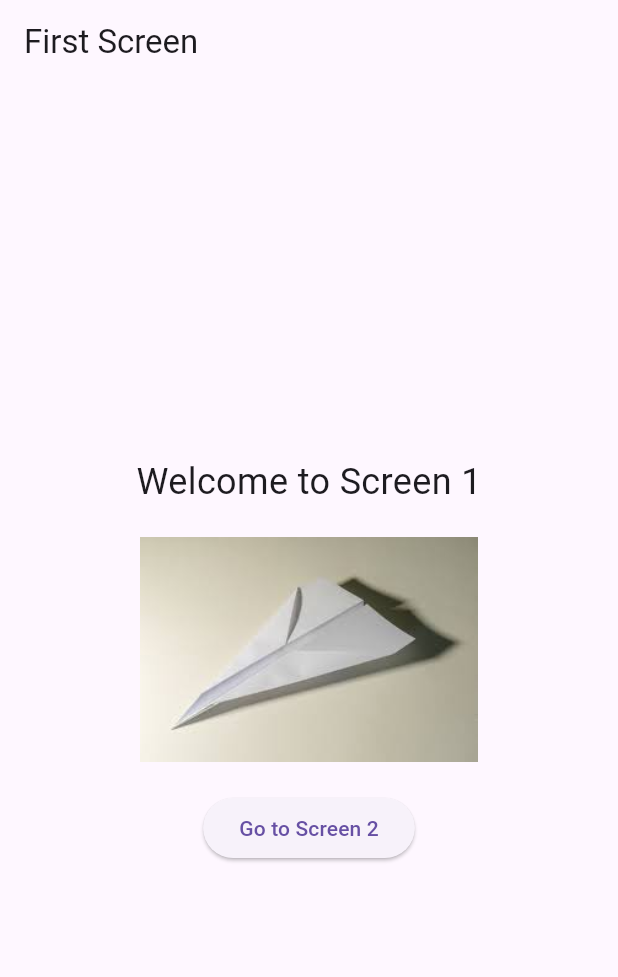
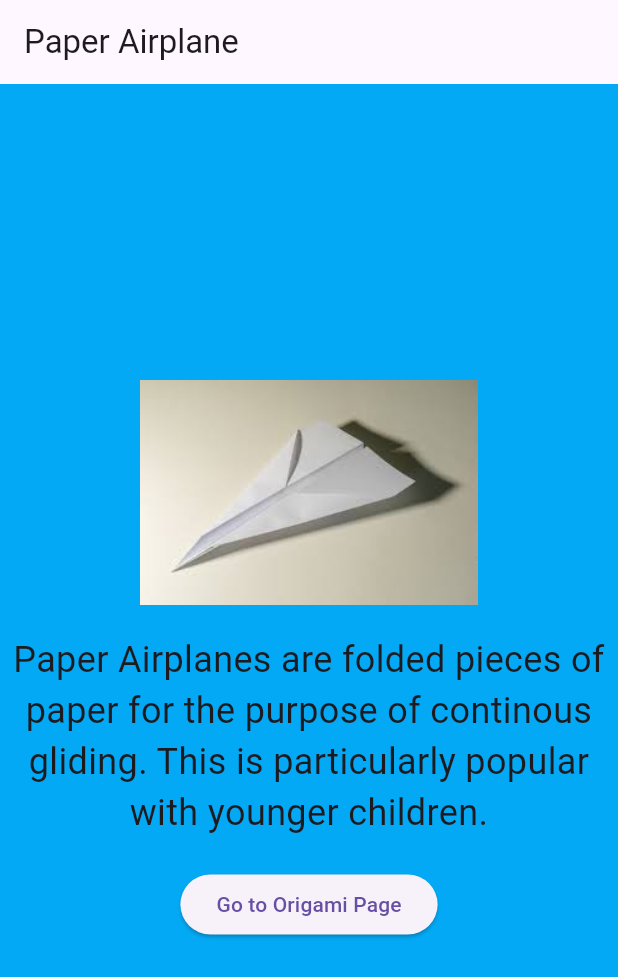
Before and after one commit to gwalke5/SoloOneAssignment, a Flutter app: the screen it shows after launch, on a phone screen of 412 x 824 dp. Shown: the top 977 px of the screen. Run offline on Flutter 3.47's test engine with Material 3 defaults, Android fonts, the phone set to English and light mode, and no system bars.

Commit message:
Finished Solo Assignment

```diff
--- a/solo_assigment_one/lib/main.dart
+++ b/solo_assigment_one/lib/main.dart
@@ -10,7 +10,7 @@ class MyApp extends StatelessWidget {
   @override
   Widget build(BuildContext context) {
     return MaterialApp(
-      title: 'Assignment 1 Starter',
+      title: 'Folded Paper',
       theme: ThemeData(
         primarySwatch: Colors.blue,
       ),
@@ -26,20 +26,22 @@ class FirstScreen extends StatelessWidget {
   Widget build(BuildContext context) {
     return Scaffold(
       appBar: AppBar(
-        title: const Text('First Screen'),
+        title: const Text('Paper Airplane'),
       ),
+      backgroundColor: Colors.lightBlue,
       body: Center(
         child: Column(
           mainAxisAlignment: MainAxisAlignment.center,
           children: [
-            const Text(
-              'Welcome to Screen 1',
-              style: TextStyle(fontSize: 24),
-            ),
-            const SizedBox(height: 20),
             Image.asset(
               'assets/images.jpg', // Placeholder image
               height: 150,
+            ),
+            const SizedBox(height: 20),
+            const Text(
+              'Paper Airplanes are folded pieces of paper for the purpose of continous gliding. This is particularly popular with younger children.',
+              style: TextStyle(fontSize: 24),
+              textAlign: TextAlign.center,
             ),
             const SizedBox(height: 20),
             ElevatedButton(
@@ -49,7 +51,7 @@ class FirstScreen extends StatelessWidget {
                   MaterialPageRoute(builder: (context) => const SecondScreen()),
                 );
               },
-              child: const Text('Go to Screen 2'),
+              child: const Text('Go to Origami Page'),
             ),
           ],
         ),
@@ -65,27 +67,38 @@ class SecondScreen extends StatelessWidget {
   Widget build(BuildContext context) {
     return Scaffold(
       appBar: AppBar(
-        title: const Text('Second Screen'),
+        title: const Text('Origami'),
       ),
+      backgroundColor: Colors.lightBlue,
       body: Center(
         child: Column(
           mainAxisAlignment: MainAxisAlignment.center,
           children: [
-            const Text(
-              'This is Screen 2',
-              style: TextStyle(fontSize: 24),
-            ),
-            const SizedBox(height: 20),
             Image.asset(
               'assets/Origami-crane.jpg', // Placeholder image
               height: 150,
             ),
             const SizedBox(height: 20),
+            const Text(
+              'Origami is the folding of paper in such a way to create recognizable three dimensional shapes.',
+              style: TextStyle(fontSize: 24),
+              textAlign: TextAlign.center,
+            ),
+            const SizedBox(height: 20),
             ElevatedButton(
               onPressed: () {
-                Navigator.pop(context); // Go back to Screen 1
+                Navigator.push(
+                  context,
+                  MaterialPageRoute(builder: (context) => const ThirdScreen()),
+                );
               },
-              child: const Text('Back to Screen 1'),
+              child: const Text('Go to Fortune Paper Page'),
+            ),
+            ElevatedButton(
+              onPressed: () {
+                Navigator.pop(context);
+              },
+              child: const Text('Back to Paper Airplane Page'),
             ),
           ],
         ),
@@ -93,3 +106,41 @@ class SecondScreen extends StatelessWidget {
     );
   }
 }
+
+class ThirdScreen extends StatelessWidget {
+  const ThirdScreen({super.key});
+
+  @override
+  Widget build(BuildContext context) {
+    return Scaffold(
+      appBar: AppBar(
+        title: const Text('Fortune Paper'),
+      ),
+      backgroundColor: Colors.lightBlue,
+      body: Center(
+        child: Column(
+          mainAxisAlignment: MainAxisAlignment.center,
+          children: [
+            Image.asset(
+              'assets/cookie-catchers.jpeg', // Placeholder image
+              height: 150,
+            ),
+            const SizedBox(height: 20),
+            const Text(
+              'These are folded pieces of paper often used by children. A number of moves are done by another party flipping between the four inner faces in sets of two. After reaching the chosen section, one side is flipped up and something is written on the inner triangle chosen.',
+              style: TextStyle(fontSize: 24),
+              textAlign: TextAlign.center,
+            ),
+            const SizedBox(height: 20),
+            ElevatedButton(
+              onPressed: () {
+                Navigator.pop(context);
+              },
+              child: const Text('Go Back to Origami Page'),
+            ),
+          ],
+        ),
+      ),
+    );
+  }
+}
--- a/solo_assigment_one/pubspec.yaml
+++ b/solo_assigment_one/pubspec.yaml
@@ -61,6 +61,7 @@ flutter:
   assets:
     - assets/images.jpg
     - assets/Origami-crane.jpg
+    - assets/cookie-catchers.jpeg
 
   # An image asset can refer to one or more resolution-specific "variants", see
   # https://flutter.dev/to/resolution-aware-images
```
Also changed, not shown: solo_assigment_one/assets/cookie-catchers.jpeg (added), 2 other files.
